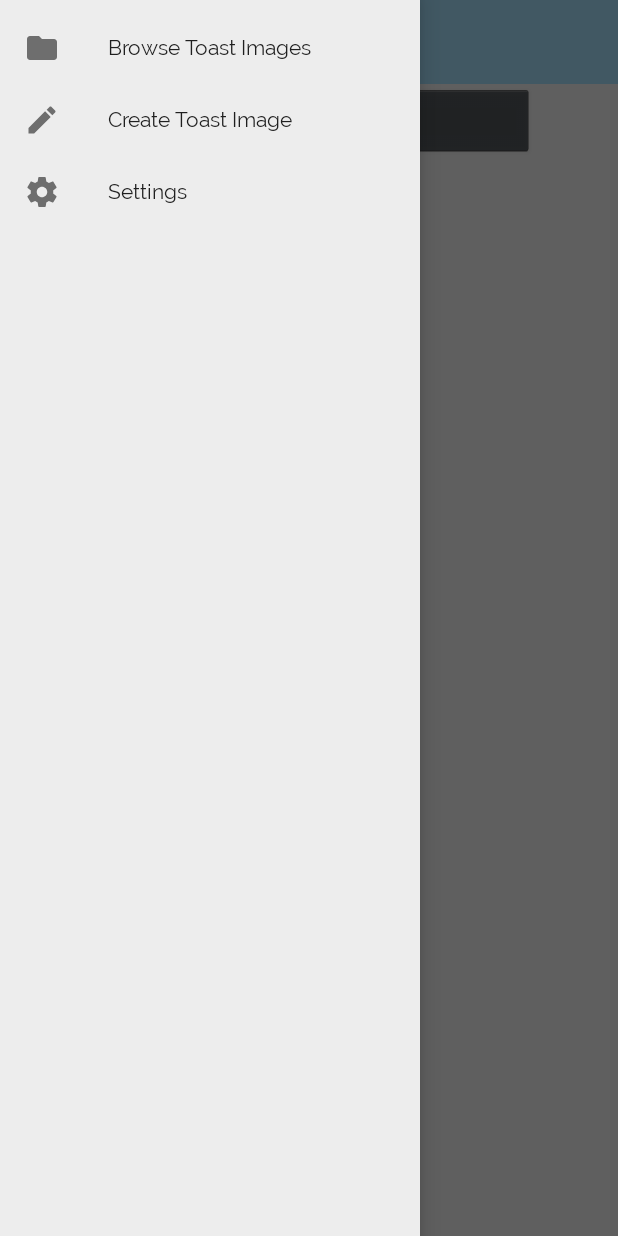
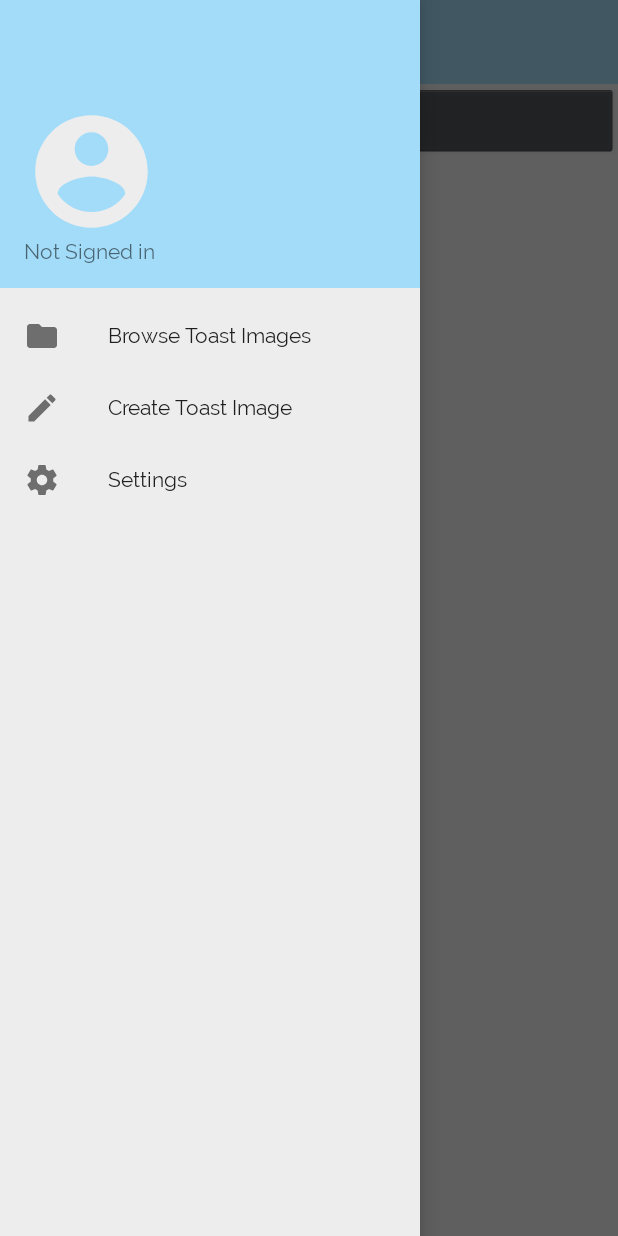
Before and after one commit to mackliet/toastbrush_android, an Android app: the fragment CreateImageFragment placed in its activity, with the side drawer open, on a phone screen of 412 x 824 dp. Run offline under Robolectric (Android 15) with nearby library versions, the phone set to English and light mode, and no system bars; our stand-ins replace Volley.

Commit message:
TST-8 Basic layout of main part of app done

```diff
--- a/app/src/main/java/com/toastbrush/toastbrush_android/BrowseImageFragment.java
+++ b/app/src/main/java/com/toastbrush/toastbrush_android/BrowseImageFragment.java
@@ -4,6 +4,7 @@ import android.content.Context;
 import android.net.Uri;
 import android.os.Bundle;
 import android.support.v4.app.Fragment;
+import android.support.v4.view.ViewPager;
 import android.view.LayoutInflater;
 import android.view.View;
 import android.view.ViewGroup;
@@ -14,50 +15,20 @@ import android.view.ViewGroup;
  * Activities that contain this fragment must implement the
  * {@link BrowseImageFragment.OnFragmentInteractionListener} interface
  * to handle interaction events.
- * Use the {@link BrowseImageFragment#newInstance} factory method to
- * create an instance of this fragment.
  */
 public class BrowseImageFragment extends Fragment {
-    // TODO: Rename parameter arguments, choose names that match
-    // the fragment initialization parameters, e.g. ARG_ITEM_NUMBER
-    private static final String ARG_PARAM1 = "param1";
-    private static final String ARG_PARAM2 = "param2";
-
-    // TODO: Rename and change types of parameters
-    private String mParam1;
-    private String mParam2;
-
     private OnFragmentInteractionListener mListener;
+    private ViewPager mViewPager;
+    private BrowsePagerAdapter mPagerAdapter;
 
     public BrowseImageFragment() {
         // Required empty public constructor
     }
 
-    /**
-     * Use this factory method to create a new instance of
-     * this fragment using the provided parameters.
-     *
-     * @param param1 Parameter 1.
-     * @param param2 Parameter 2.
-     * @return A new instance of fragment BrowseImageFragment.
-     */
-    // TODO: Rename and change types and number of parameters
-    public static BrowseImageFragment newInstance(String param1, String param2) {
-        BrowseImageFragment fragment = new BrowseImageFragment();
-        Bundle args = new Bundle();
-        args.putString(ARG_PARAM1, param1);
-        args.putString(ARG_PARAM2, param2);
-        fragment.setArguments(args);
-        return fragment;
-    }
-
     @Override
     public void onCreate(Bundle savedInstanceState) {
         super.onCreate(savedInstanceState);
-        if (getArguments() != null) {
-            mParam1 = getArguments().getString(ARG_PARAM1);
-            mParam2 = getArguments().getString(ARG_PARAM2);
-        }
+
     }
 
     @Override
@@ -65,13 +36,6 @@ public class BrowseImageFragment extends Fragment {
                              Bundle savedInstanceState) {
         // Inflate the layout for this fragment
         return inflater.inflate(R.layout.fragment_browse_image, container, false);
-    }
-
-    // TODO: Rename method, update argument and hook method into UI event
-    public void onButtonPressed(Uri uri) {
-        if (mListener != null) {
-            mListener.onFragmentInteraction(uri);
-        }
     }
 
     @Override
--- a/app/src/main/java/com/toastbrush/toastbrush_android/CreateImageFragment.java
+++ b/app/src/main/java/com/toastbrush/toastbrush_android/CreateImageFragment.java
@@ -21,23 +21,12 @@ import com.android.volley.toolbox.Volley;
  * Activities that contain this fragment must implement the
  * {@link CreateImageFragment.OnFragmentInteractionListener} interface
  * to handle interaction events.
- * Use the {@link CreateImageFragment#newInstance} factory method to
- * create an instance of this fragment.
  */
 public class CreateImageFragment extends Fragment {
-    // TODO: Rename parameter arguments, choose names that match
-    // the fragment initialization parameters, e.g. ARG_ITEM_NUMBER
-    private static final String ARG_PARAM1 = "param1";
-    private static final String ARG_PARAM2 = "param2";
     private static final String WEATHER_REQUEST = "https://api.openweathermap.org/data/2.5/weather?units=imperial&id=5780993&APPID=7db747ea38c0f23cf84a1a138d5675cb";
-
-    // TODO: Rename and change types of parameters
-    private String mParam1;
-    private String mParam2;
 
     private OnFragmentInteractionListener mListener;
     private TextView mTextView;
-    private View mThis;
     private RequestQueue mRequestQueue;
 // ...
 
@@ -47,12 +36,11 @@ public class CreateImageFragment extends Fragment {
     }
 
     public void onButtonPress(View view) {
-// Request a string response from the provided URL.
+        // Request a string response from the provided URL.
         StringRequest stringRequest = new StringRequest(Request.Method.GET, WEATHER_REQUEST,
                 new Response.Listener<String>() {
                     @Override
                     public void onResponse(String response) {
-                        // Display the first 500 characters of the response string.
                         mTextView.setText(response);
                     }
                 }, new Response.ErrorListener() {
@@ -62,35 +50,19 @@ public class CreateImageFragment extends Fragment {
             }
         });
 
-// Add the request to the RequestQueue.
+        // Add the request to the RequestQueue.
         mRequestQueue.add(stringRequest);
-    }
 
-    /**
-     * Use this factory method to create a new instance of
-     * this fragment using the provided parameters.
-     *
-     * @param param1 Parameter 1.
-     * @param param2 Parameter 2.
-     * @return A new instance of fragment CreateImageFragment.
-     */
-    // TODO: Rename and change types and number of parameters
-    public static CreateImageFragment newInstance(String param1, String param2) {
-        CreateImageFragment fragment = new CreateImageFragment();
-        Bundle args = new Bundle();
-        args.putString(ARG_PARAM1, param1);
-        args.putString(ARG_PARAM2, param2);
-        fragment.setArguments(args);
-        return fragment;
     }
 
     @Override
     public void onCreate(Bundle savedInstanceState) {
         super.onCreate(savedInstanceState);
-        if (getArguments() != null) {
-            mParam1 = getArguments().getString(ARG_PARAM1);
-            mParam2 = getArguments().getString(ARG_PARAM2);
-        }
+    }
+
+    @Override
+    public void onSaveInstanceState(Bundle outState) {
+        super.onSaveInstanceState(outState);
     }
 
     @Override
@@ -98,13 +70,12 @@ public class CreateImageFragment extends Fragment {
                              Bundle savedInstanceState) {
 
 
-        View myFragmentView = inflater.inflate(R.layout.fragment_create_image, container, false);
+        View mThis = inflater.inflate(R.layout.fragment_create_image, container, false);
 
-        mTextView = (TextView) myFragmentView.findViewById(R.id.weather_text);
-        mThis = myFragmentView;
+        mTextView = (TextView) mThis.findViewById(R.id.weather_text);
         // Instantiate the RequestQueue.
         mRequestQueue = Volley.newRequestQueue(this.getContext());
-        return myFragmentView;
+        return mThis;
     }
 
     @Override
--- a/app/src/main/java/com/toastbrush/toastbrush_android/MainActivity.java
+++ b/app/src/main/java/com/toastbrush/toastbrush_android/MainActivity.java
@@ -11,6 +11,8 @@ import android.os.Bundle;
 import android.support.v7.widget.Toolbar;
 import android.view.MenuItem;
 import android.view.View;
+import android.widget.ImageView;
+import android.widget.TextView;
 
 
 public class MainActivity
@@ -24,6 +26,7 @@ public class MainActivity
 {
 
     private DrawerLayout mDrawerLayout;
+    private NavigationView mNavigationView;
     private int mNavItemId;
     private Fragment mCreateImageFragment;
     private Fragment mBrowseImageFragment;
@@ -41,32 +44,71 @@ public class MainActivity
         actionbar.setHomeAsUpIndicator(R.drawable.ic_menu);
 
 
-        // Add the fragments to the layout
+
         if(savedInstanceState == null)
         {
-            try {
-                mBrowseImageFragment = (Fragment) BrowseImageFragment.class.newInstance();
-                mCreateImageFragment = (Fragment) CreateImageFragment.class.newInstance();
-                mSettingsFragment = (Fragment) SettingsFragment.class.newInstance();
-            } catch (Exception e) {
-                e.printStackTrace();
+            mNavItemId = R.id.browse_button;
+            // TODO get saved state stuff
+        }
+        else
+        {
+            mNavItemId = savedInstanceState.getInt("mNavItemId");
+        }
+
+        // Add the fragments to the layout
+        Fragment frag = null;
+        try {
+            mBrowseImageFragment = (Fragment) BrowseImageFragment.class.newInstance();
+            mCreateImageFragment = (Fragment) CreateImageFragment.class.newInstance();
+            mSettingsFragment = (Fragment) SettingsFragment.class.newInstance();
+            switch(mNavItemId)
+            {
+                case R.id.browse_button:
+                default:
+                    frag = mBrowseImageFragment;
+                    break;
+                case R.id.create_button:
+                    frag = mCreateImageFragment;
+                    break;
+                case R.id.settings_button:
+                    frag = mSettingsFragment;
+                    break;
             }
-            getSupportFragmentManager().beginTransaction().replace(R.id.content_frame, mBrowseImageFragment).commit();
+        } catch (Exception e) {
+            e.printStackTrace();
         }
+        getSupportFragmentManager().beginTransaction().replace(R.id.content_frame, frag).commit();
 
         mDrawerLayout = findViewById(R.id.drawer_layout);
 
-        NavigationView navigationView = findViewById(R.id.nav_view);
-        navigationView.bringToFront();
-        navigationView.setNavigationItemSelectedListener(this);
+        mNavigationView = findViewById(R.id.nav_view);
+        mNavigationView.bringToFront();
+        mNavigationView.setNavigationItemSelectedListener(this);
+        setupAccountSwitching();
+    }
+
+    @Override
+    public void onSaveInstanceState(Bundle outstate)
+    {
+        super.onSaveInstanceState(outstate);
+        outstate.putInt("mNavItemId", mNavItemId);
+
+    }
+
+    public void setupAccountSwitching() {
+        ImageView imgView = mNavigationView.getHeaderView(0).findViewById(R.id.account_picture);
+        imgView.setOnClickListener(new View.OnClickListener() {
+            @Override
+            public void onClick(View v) {
+                ((TextView)mNavigationView.getHeaderView(0).findViewById(R.id.account_text)).setText("PICTURE CLICKED");
+            }
+        });
     }
 
     @Override
     public boolean onNavigationItemSelected(final MenuItem menuItem) {
 // update highlighted item in the navigation menu
         menuItem.setChecked(true);
-        Fragment frag = null;
-        Class frag_class = null;
         switch (menuItem.getItemId()) {
             case R.id.browse_button:
                 getSupportFragmentManager().beginTransaction().replace(R.id.content_frame, mBrowseImageFragment).commit();
@@ -80,6 +122,7 @@ public class MainActivity
             default:
                 break;
         }
+        mNavItemId = menuItem.getItemId();
         mDrawerLayout.closeDrawer(GravityCompat.START);
         return true;
     }
--- /dev/null
+++ b/app/src/main/res/drawable/account_circle.xml
@@ -0,0 +1,5 @@
+<vector android:height="24dp" android:tint="@color/nav_drawer_color"
+    android:viewportHeight="24.0" android:viewportWidth="24.0"
+    android:width="24dp" xmlns:android="http://schemas.android.com/apk/res/android">
+    <path android:fillColor="#FF000000" android:pathData="M12,2C6.48,2 2,6.48 2,12s4.48,10 10,10 10,-4.48 10,-10S17.52,2 12,2zM12,5c1.66,0 3,1.34 3,3s-1.34,3 -3,3 -3,-1.34 -3,-3 1.34,-3 3,-3zM12,19.2c-2.5,0 -4.71,-1.28 -6,-3.22 0.03,-1.99 4,-3.08 6,-3.08 1.99,0 5.97,1.09 6,3.08 -1.29,1.94 -3.5,3.22 -6,3.22z"/>
+</vector>
--- a/app/src/main/res/layout/activity_main.xml
+++ b/app/src/main/res/layout/activity_main.xml
@@ -31,6 +31,7 @@
         android:layout_gravity="start"
         android:fitsSystemWindows="true"
         android:background="@color/nav_drawer_color"
-        app:menu="@menu/drawer_view" />
+        app:menu="@menu/drawer_view"
+        app:headerLayout="@layout/nav_header"/>
 
 </android.support.v4.widget.DrawerLayout>
--- a/app/src/main/res/layout/fragment_create_image.xml
+++ b/app/src/main/res/layout/fragment_create_image.xml
@@ -19,7 +19,7 @@
         style="@android:style/Widget.Holo.Button.Small"
         android:layout_width="match_parent"
         android:layout_height="wrap_content"
-        android:layout_margin="?android:attr/actionBarSize"
+        android:layout_marginTop="?android:attr/actionBarSize"
         android:text="Get Weather JSON"
         android:onClick="onButtonPress"/>
 
--- /dev/null
+++ b/app/src/main/res/layout/nav_header.xml
@@ -0,0 +1,24 @@
+<?xml version="1.0" encoding="utf-8"?>
+<LinearLayout xmlns:android="http://schemas.android.com/apk/res/android"
+    android:layout_width="match_parent"
+    android:layout_height="192dp"
+    android:padding="16dp"
+    android:theme="@style/NavHeaderTheme"
+    android:orientation="vertical"
+    android:gravity="bottom">
+
+    <ImageView
+        android:id="@+id/account_picture"
+        android:layout_width="90dp"
+        android:layout_height="90dp"
+        android:gravity="top"
+        android:clickable="true"
+        android:background="@drawable/account_circle"/>
+
+    <TextView
+        android:id="@+id/account_text"
+        android:layout_width="match_parent"
+        android:layout_height="wrap_content"
+        android:text="Not Signed in"/>
+
+</LinearLayout>
--- a/app/src/main/res/values/colors.xml
+++ b/app/src/main/res/values/colors.xml
@@ -6,4 +6,5 @@
     <color name="background_color">#efefef</color>
     <color name="toolbar_color">#a2dcf9</color>
     <color name="nav_drawer_color">#ededed</color>
+    <color name="nav_header_color">@color/toolbar_color</color>
 </resources>
--- a/app/src/main/res/values/styles.xml
+++ b/app/src/main/res/values/styles.xml
@@ -7,4 +7,8 @@
     <style name="ToolbarTheme" parent="MainTheme">
         <item name="android:background">@color/toolbar_color</item>
     </style>
+
+    <style name="NavHeaderTheme" parent="MainTheme">
+        <item name="android:background">@color/nav_header_color</item>
+    </style>
 </resources>
```
Also changed, not shown: app/src/main/java/com/toastbrush/toastbrush_android/BrowsePagerAdapter.java (added, +33 -0 lines), app/src/main/res/layout/fragment_browse_image.xml (+16 -4 lines), 1 other file.
